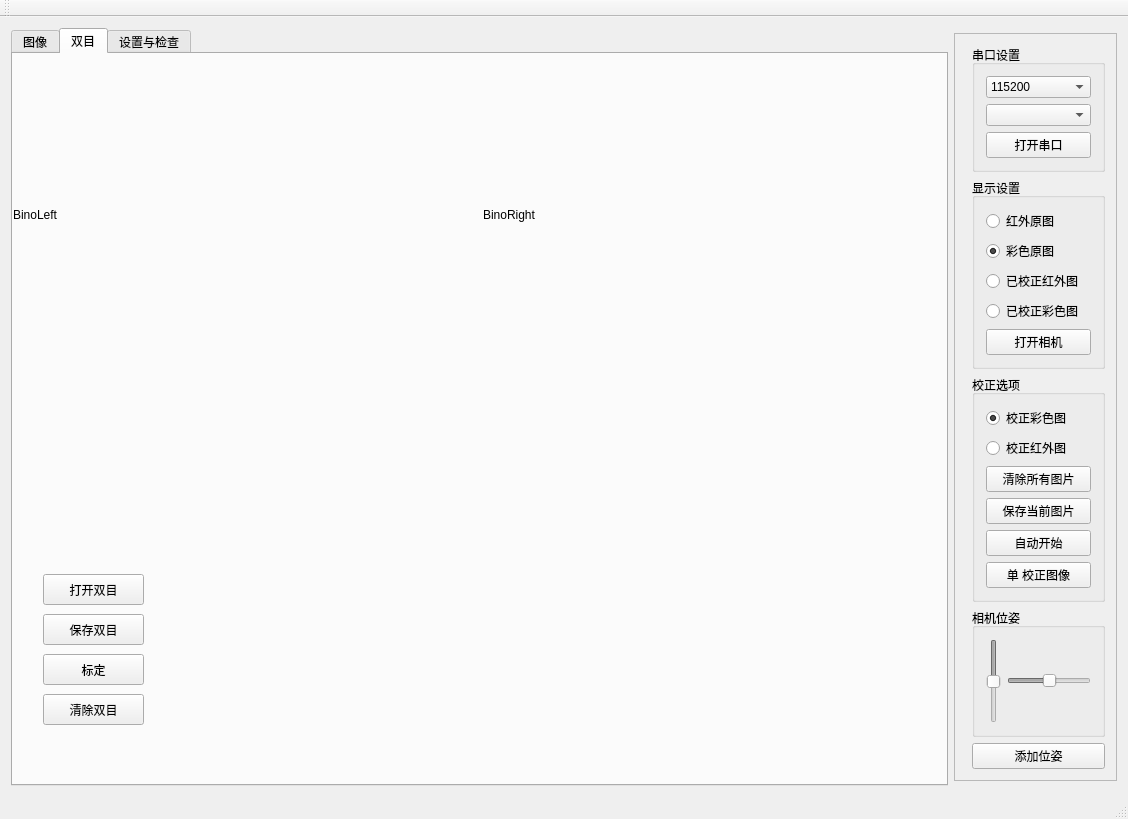
Qt form mainwindow.ui (FeiduoduoPeng/auto_calib_camera-master-pf-modified) before a commit.
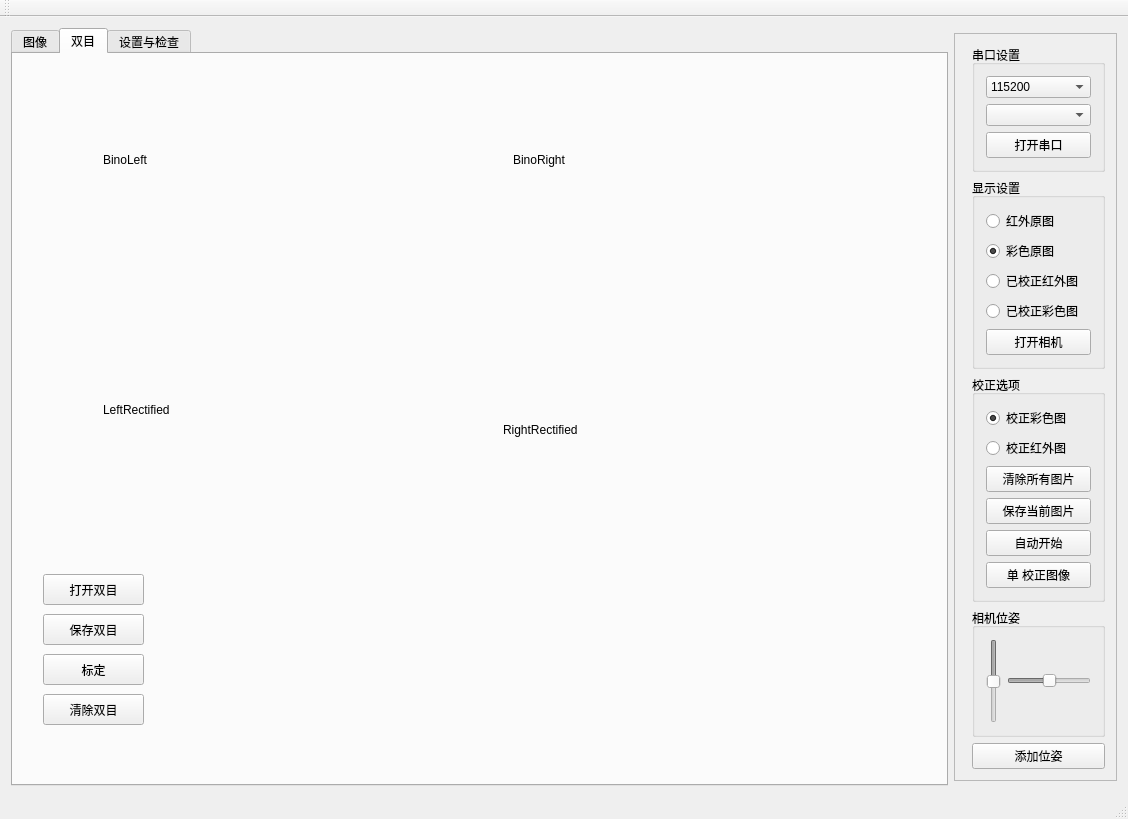
The same form after that commit.

Commit message: added show rectified image function

Diff of the .ui file:
```diff
--- a/mainwindow.ui
+++ b/mainwindow.ui
@@ -428,10 +428,10 @@
        <widget class="QLabel" name="Bino_left_show">
         <property name="geometry">
          <rect>
-          <x>0</x>
+          <x>90</x>
           <y>0</y>
           <width>381</width>
-          <height>321</height>
+          <height>211</height>
          </rect>
         </property>
         <property name="sizePolicy">
@@ -447,10 +447,10 @@
        <widget class="QLabel" name="Bino_right_show">
         <property name="geometry">
          <rect>
-          <x>470</x>
+          <x>500</x>
           <y>0</y>
           <width>381</width>
-          <height>321</height>
+          <height>211</height>
          </rect>
         </property>
         <property name="sizePolicy">
@@ -515,6 +515,32 @@
          <string>清除双目</string>
         </property>
        </widget>
+       <widget class="QLabel" name="Bino_left_rectified">
+        <property name="geometry">
+         <rect>
+          <x>90</x>
+          <y>250</y>
+          <width>341</width>
+          <height>211</height>
+         </rect>
+        </property>
+        <property name="text">
+         <string>LeftRectified</string>
+        </property>
+       </widget>
+       <widget class="QLabel" name="Bino_right_rectified">
+        <property name="geometry">
+         <rect>
+          <x>490</x>
+          <y>270</y>
+          <width>341</width>
+          <height>211</height>
+         </rect>
+        </property>
+        <property name="text">
+         <string>RightRectified</string>
+        </property>
+       </widget>
       </widget>
       <widget class="QWidget" name="Tab2">
        <attribute name="title">
```
The commit also changes 12 other files.
